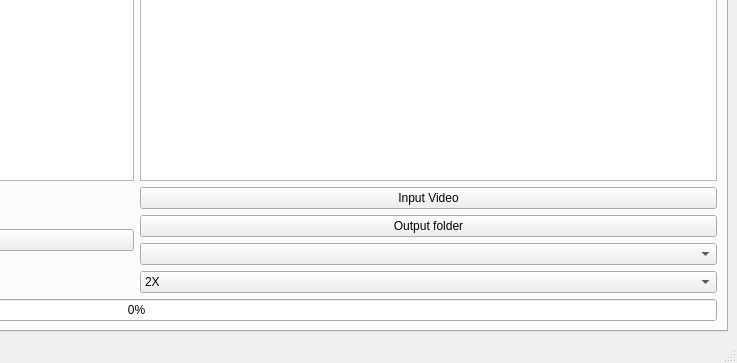
Above: mainwindow.ui from TNTwise/REAL-Video-Enhancer before the change; both pictures show x 464 to 1201 and y 277 to 640 of the 1201 by 640 pixel window. Below: the same form after it.
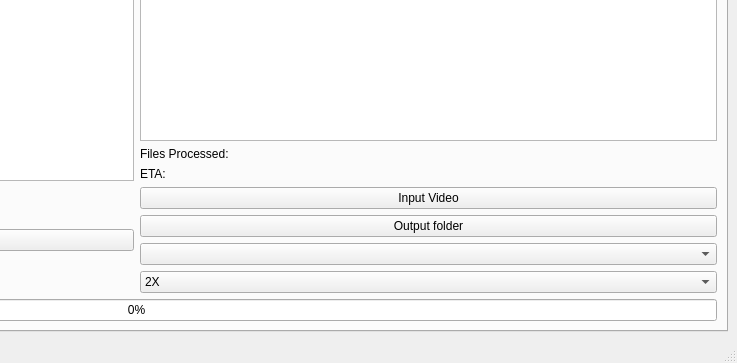
That is the form after the change.

Commit message: puts files processed and image proeview on GUI, work started on Logs system

The edit to the form file:
```diff
--- a/mainwindow.ui
+++ b/mainwindow.ui
@@ -39,11 +39,25 @@
              <widget class="QGraphicsView" name="Preview_2"/>
             </item>
             <item>
-             <widget class="QTextEdit" name="logsPreview">
-              <property name="readOnly">
-               <bool>true</bool>
-              </property>
-             </widget>
+             <layout class="QVBoxLayout" name="verticalLayout_8">
+              <item>
+               <widget class="QTextEdit" name="logsPreview"/>
+              </item>
+              <item>
+               <widget class="QLabel" name="processedPreview">
+                <property name="text">
+                 <string>Files Processed: </string>
+                </property>
+               </widget>
+              </item>
+              <item>
+               <widget class="QLabel" name="ETAPreview">
+                <property name="text">
+                 <string>ETA: </string>
+                </property>
+               </widget>
+              </item>
+             </layout>
             </item>
            </layout>
           </item>
```
The commit also changes 1 other file.
